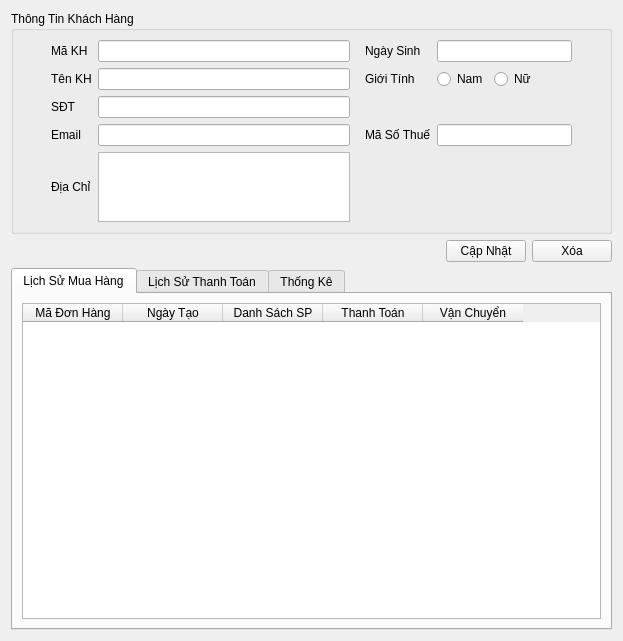
This is ui/customer_detail.ui in thinh-doan/sales-and-warehouse-management-system as Qt 5 draws it before an edit. The edited form follows.
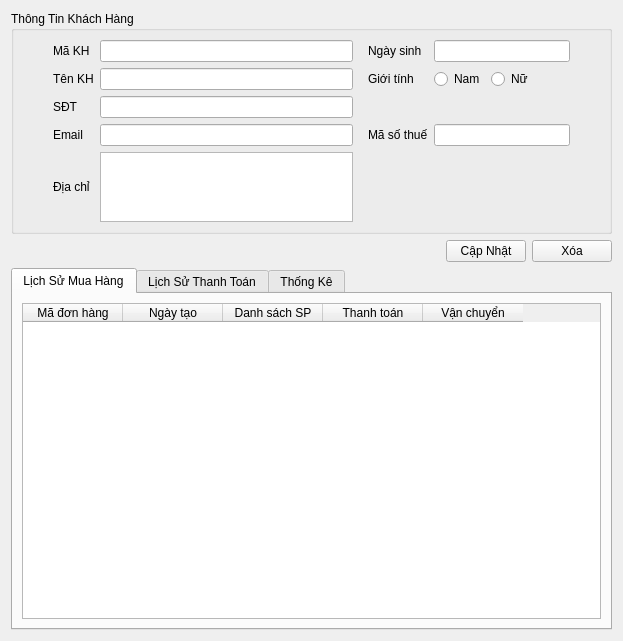
This is the edited form. The open tabs and pages were chosen to show the change. Icons and pictures are not drawn.

The edit to the form file:
```diff
--- a/ui/customer_detail.ui
+++ b/ui/customer_detail.ui
@@ -81,7 +81,7 @@
         <item row="1" column="3">
          <widget class="QLabel" name="labelName_2">
           <property name="text">
-           <string>Giới Tính</string>
+           <string>Giới tính</string>
           </property>
          </widget>
         </item>
@@ -108,7 +108,7 @@
         <item row="4" column="0">
          <widget class="QLabel" name="label_2">
           <property name="text">
-           <string>Địa Chỉ</string>
+           <string>Địa chỉ</string>
           </property>
          </widget>
         </item>
@@ -188,14 +188,14 @@
         <item row="0" column="3">
          <widget class="QLabel" name="labelID_2">
           <property name="text">
-           <string>Ngày Sinh</string>
+           <string>Ngày sinh</string>
           </property>
          </widget>
         </item>
         <item row="3" column="3">
          <widget class="QLabel" name="labelEmail_2">
           <property name="text">
-           <string>Mã Số Thuế</string>
+           <string>Mã số thuế</string>
           </property>
          </widget>
         </item>
@@ -265,27 +265,27 @@
         <widget class="QTableWidget" name="tblLichSuMuahang">
          <column>
           <property name="text">
-           <string>Mã Đơn Hàng</string>
+           <string>Mã đơn hàng</string>
           </property>
          </column>
          <column>
           <property name="text">
-           <string>Ngày Tạo</string>
+           <string>Ngày tạo</string>
           </property>
          </column>
          <column>
           <property name="text">
-           <string>Danh Sách SP</string>
+           <string>Danh sách SP</string>
           </property>
          </column>
          <column>
           <property name="text">
-           <string>Thanh Toán</string>
+           <string>Thanh toán</string>
           </property>
          </column>
          <column>
           <property name="text">
-           <string>Vận Chuyển</string>
+           <string>Vận chuyển</string>
           </property>
          </column>
         </widget>
```
Left out of the diff: 16 changed lines with no effect on the pictures.
